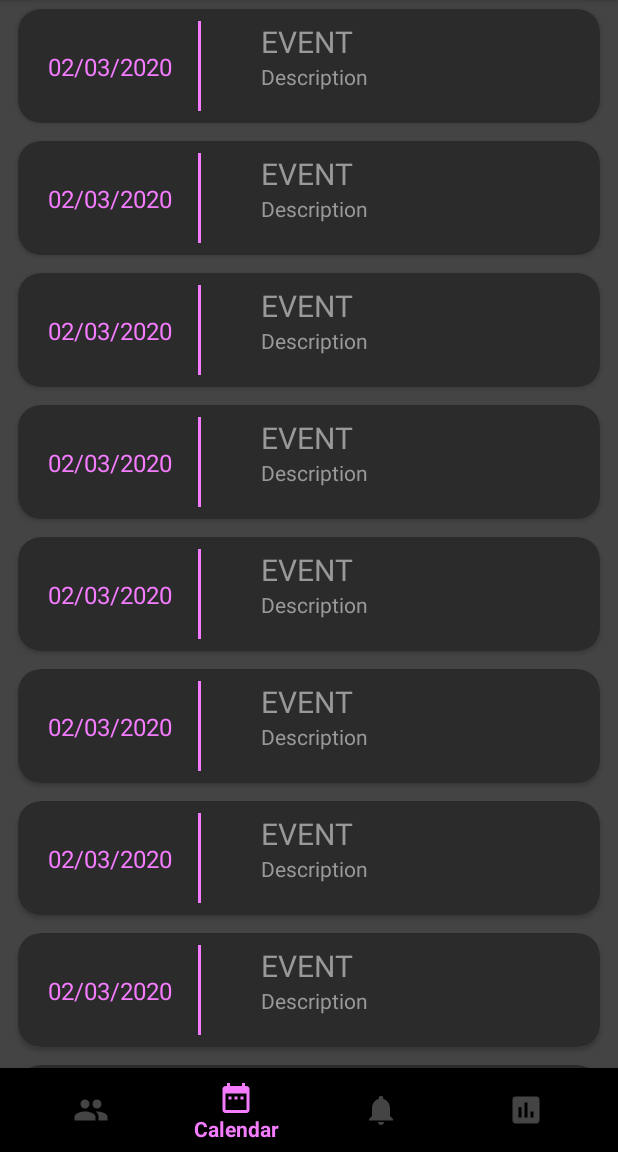
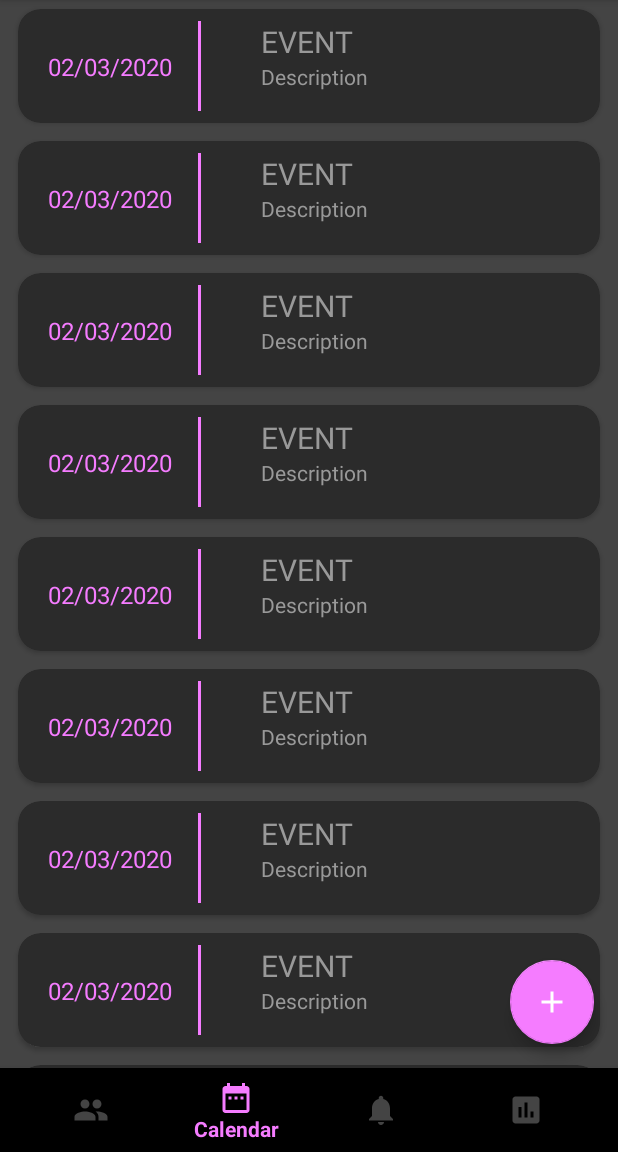
Before and after one commit to tyrusheebhammer/wow-guild-manager, an Android app: the screen it shows after launch (GuildInteractionActivity), item 2 of the bottom bar chosen, on a phone screen of 412 x 824 dp, the part 84-1236 px from its top. Run offline under Robolectric (Android 15) with nearby library versions, the phone set to English and light mode, and no system bars.

Commit message:
added back fab

```diff
--- a/android-app/app/src/main/java/com/sonnebtb/wowguildmanager/guildinteraction/calendar/CalendarFragment.kt
+++ b/android-app/app/src/main/java/com/sonnebtb/wowguildmanager/guildinteraction/calendar/CalendarFragment.kt
@@ -11,6 +11,7 @@ import androidx.recyclerview.widget.RecyclerView
 import com.google.android.material.floatingactionbutton.FloatingActionButton
 import com.sonnebtb.wowguildmanager.Constants
 import com.sonnebtb.wowguildmanager.R
+import kotlinx.android.synthetic.main.fragment_calendar.view.*
 
 class CalendarFragment(var listener: CalenderEventClickListener): Fragment() {
     override fun onCreateView(
@@ -18,10 +19,9 @@ class CalendarFragment(var listener: CalenderEventClickListener): Fragment() {
         container: ViewGroup?,
         savedInstanceState: Bundle?
     ): View? {
-        val view = inflater.inflate(R.layout.fragment_calendar, container, false) as RecyclerView
-        val adapter = CalendarAdapter(context)
-        view.adapter = adapter
-        view.layoutManager = LinearLayoutManager(context)
+        val view = inflater.inflate(R.layout.fragment_calendar, container, false)
+        view.events.adapter = CalendarAdapter(context)
+        view.events.layoutManager = LinearLayoutManager(context)
         buildFab(view, listener)
         return view
     }
--- a/android-app/app/src/main/java/com/sonnebtb/wowguildmanager/guildinteraction/calendar/CalendarViewHolder.kt
+++ b/android-app/app/src/main/java/com/sonnebtb/wowguildmanager/guildinteraction/calendar/CalendarViewHolder.kt
@@ -10,6 +10,7 @@ class CalendarViewHolder(itemView: View, var adapter: CalendarAdapter): Recycler
     var eventTitle = itemView.event_date
     var eventDescription = itemView.event_description
     var eventDate = itemView.event_date
+
     fun bind(calendarEvent: CalendarEvent) {
         eventTitle.text = calendarEvent.title
         eventDescription.text = calendarEvent.description
--- a/android-app/app/src/main/res/layout/fab.xml
+++ b/android-app/app/src/main/res/layout/fab.xml
@@ -10,4 +10,6 @@
     android:layout_margin="16dp"
     android:src="@drawable/ic_add_black_24dp"
     xmlns:android="http://schemas.android.com/apk/res/android"
+    android:layout_alignParentRight="true"
+    android:layout_alignParentBottom="true"
 />
--- a/android-app/app/src/main/res/layout/fragment_calendar.xml
+++ b/android-app/app/src/main/res/layout/fragment_calendar.xml
@@ -1,11 +1,14 @@
 <?xml version="1.0" encoding="utf-8"?>
-<androidx.recyclerview.widget.RecyclerView xmlns:android="http://schemas.android.com/apk/res/android"
-    xmlns:app="http://schemas.android.com/apk/res-auto"
-    android:layout_width="match_parent"
-    android:layout_height="match_parent">
 
+<RelativeLayout android:layout_width="match_parent"
+    android:layout_height="match_parent"
+    xmlns:android="http://schemas.android.com/apk/res/android">
+    <androidx.recyclerview.widget.RecyclerView
+        xmlns:android="http://schemas.android.com/apk/res/android"
+        android:id="@+id/events"
+        android:layout_width="match_parent"
+        android:layout_height="match_parent">
+    </androidx.recyclerview.widget.RecyclerView>
+    <include layout="@layout/fab"/>
 
-<!--    <include-->
-<!--        layout="@layout/fab"/>-->
-
-</androidx.recyclerview.widget.RecyclerView>
+</RelativeLayout>
```
